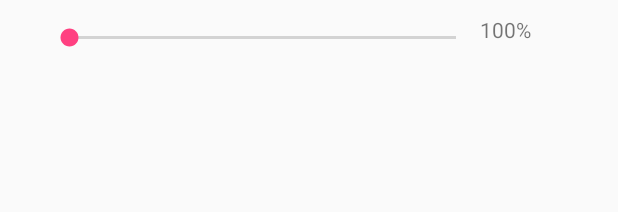
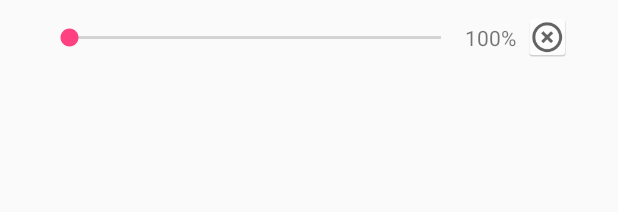
Before and after one commit to Chengcheng2017/ColorMixing-, an Android app: the layout color_list_item.xml on its own in the app's theme, with its tools: preview values and no code run, on a phone screen of 412 x 824 dp. Shown: the top 212 px of the screen. Run offline under Robolectric (Android 15) with nearby library versions, the phone set to English and light mode, and no system bars.

Commit message:
Added delete functions

```diff
--- a/app/src/main/res/layout/color_list_item.xml
+++ b/app/src/main/res/layout/color_list_item.xml
@@ -12,7 +12,7 @@
         />
 
     <SeekBar
-        android:layout_width="290dp"
+        android:layout_width="280dp"
         android:layout_height="30dp"
         android:id="@+id/color_adjust"
         android:max="255"
@@ -22,4 +22,10 @@
         android:layout_height="30dp"
         android:text="100%"
         android:id="@+id/alpha_percent"/>
+    <Button
+        android:layout_width="30dp"
+        android:layout_height="30dp"
+        android:background="@mipmap/delete"
+        android:id="@+id/delete"/>
+
 </LinearLayout>
```
Also changed, not shown: app/src/main/java/chengcheng/colormixing/ColorAdapter.java (+12 -4 lines), app/src/main/java/chengcheng/colormixing/MainActivity.java (+10 -0 lines), app/src/main/res/layout/activity_main.xml (+25 -5 lines), app/src/main/delete-web.png (added), app/src/main/res/mipmap-hdpi/delete.png (added), app/src/main/res/mipmap-mdpi/delete.png (added), app/src/main/res/mipmap-xhdpi/delete.png (added), app/src/main/res/mipmap-xxhdpi/delete.png (added), app/src/main/res/mipmap-xxxhdpi/delete.png (added).
